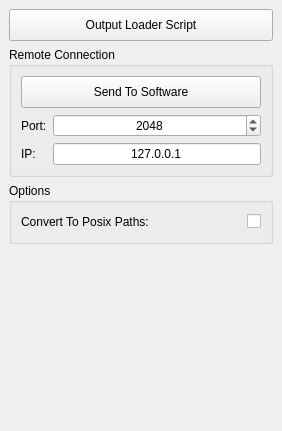
Above: sibl_gui/components/addons/loaderScript/ui/Loader_Script.ui from KelSolaar/sIBL_GUI before the change. Below: the same form after it.
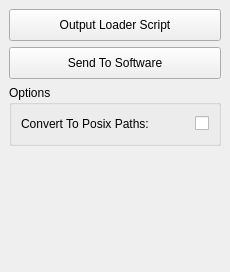
That is the form after the change.

Commit message:
"loaderScript" component uses "tcpClientUi" component interface.
Closes #162.

What changed in the file:
```diff
--- a/sibl_gui/components/addons/loaderScript/ui/Loader_Script.ui
+++ b/sibl_gui/components/addons/loaderScript/ui/Loader_Script.ui
@@ -2,108 +2,11 @@
 <ui version="4.0">
  <class>Loader_Script_DockWidget</class>
  <widget class="QDockWidget" name="Loader_Script_DockWidget">
-  <property name="geometry">
-   <rect>
-    <x>0</x>
-    <y>0</y>
-    <width>282</width>
-    <height>431</height>
-   </rect>
-  </property>
   <property name="windowTitle">
    <string>Loader Script</string>
   </property>
   <widget class="QWidget" name="Loader_Script_dockWidgetContents">
    <layout class="QGridLayout" name="Loader_Script_dockWidgetContents_gridLayout">
-    <item row="1" column="0">
-     <widget class="QGroupBox" name="Remote_Connection_groupBox">
-      <property name="title">
-       <string>Remote Connection</string>
-      </property>
-      <layout class="QGridLayout" name="Remote_Connection_groupBox_gridLayout">
-       <item row="0" column="0" colspan="2">
-        <widget class="QPushButton" name="Send_To_Software_pushButton">
-         <property name="minimumSize">
-          <size>
-           <width>0</width>
-           <height>32</height>
-          </size>
-         </property>
-         <property name="statusTip">
-          <string>Send To Software Push Button: Direct connection to target 3d package if remote connection is available.</string>
-         </property>
-         <property name="text">
-          <string>Send To Software</string>
-         </property>
-        </widget>
-       </item>
-       <item row="1" column="0" colspan="2">
-        <widget class="QFrame" name="Remote_Connection_Options_frame">
-         <property name="frameShape">
-          <enum>QFrame::NoFrame</enum>
-         </property>
-         <property name="frameShadow">
-          <enum>QFrame::Raised</enum>
-         </property>
-         <layout class="QGridLayout" name="Remote_Connection_Options_frame_gridLayout">
-          <property name="margin">
-           <number>0</number>
-          </property>
-          <item row="0" column="0">
-           <widget class="QLabel" name="Port_label">
-            <property name="text">
-             <string>Port:</string>
-            </property>
-           </widget>
-          </item>
-          <item row="0" column="1">
-           <widget class="QSpinBox" name="Software_Port_spinBox">
-            <property name="minimumSize">
-             <size>
-              <width>0</width>
-              <height>20</height>
-             </size>
-            </property>
-            <property name="statusTip">
-             <string>Software Port Spin Box: Port of the target 3d package.</string>
-            </property>
-            <property name="alignment">
-             <set>Qt::AlignCenter</set>
-            </property>
-            <property name="maximum">
-             <number>65535</number>
-            </property>
-            <property name="value">
-             <number>2048</number>
-            </property>
-           </widget>
-          </item>
-          <item row="1" column="1">
-           <widget class="QLineEdit" name="Address_lineEdit">
-            <property name="statusTip">
-             <string>Ip Address Line Edit: Ip adress of the computer running the target 3d package.</string>
-            </property>
-            <property name="text">
-             <string>127.0.0.1</string>
-            </property>
-            <property name="alignment">
-             <set>Qt::AlignCenter</set>
-            </property>
-           </widget>
-          </item>
-          <item row="1" column="0">
-           <widget class="QLabel" name="Address_label">
-            <property name="text">
-             <string>IP:</string>
-            </property>
-           </widget>
-          </item>
-         </layout>
-        </widget>
-       </item>
-      </layout>
-     </widget>
-    </item>
     <item row="0" column="0">
      <layout class="QVBoxLayout" name="Loader_Script_verticalLayout">
       <item>
@@ -122,22 +25,25 @@
         </property>
        </widget>
       </item>
+      <item>
+       <widget class="QPushButton" name="Send_To_Software_pushButton">
+        <property name="minimumSize">
+         <size>
+          <width>0</width>
+          <height>32</height>
+         </size>
+        </property>
+        <property name="statusTip">
+         <string>Send To Software Push Button: Direct connection to target 3d package if remote connection is available.</string>
+        </property>
+        <property name="text">
+         <string>Send To Software</string>
+        </property>
+       </widget>
+      </item>
      </layout>
     </item>
-    <item row="5" column="0">
-     <spacer name="Loader_Script_verticalSpacer">
-      <property name="orientation">
-       <enum>Qt::Vertical</enum>
-      </property>
-      <property name="sizeHint" stdset="0">
-       <size>
-        <width>20</width>
-        <height>117</height>
-       </size>
-      </property>
-     </spacer>
-    </item>
-    <item row="4" column="0">
+    <item row="3" column="0">
      <widget class="QGroupBox" name="Options_groupBox">
       <property name="title">
        <string>Options</string>
@@ -195,6 +101,19 @@
       </layout>
      </widget>
     </item>
+    <item row="4" column="0">
+     <spacer name="Loader_Script_verticalSpacer">
+      <property name="orientation">
+       <enum>Qt::Vertical</enum>
+      </property>
+      <property name="sizeHint" stdset="0">
+       <size>
+        <width>20</width>
+        <height>117</height>
+       </size>
+      </property>
+     </spacer>
+    </item>
    </layout>
   </widget>
  </widget>
```
The commit also changes 1 other file.
